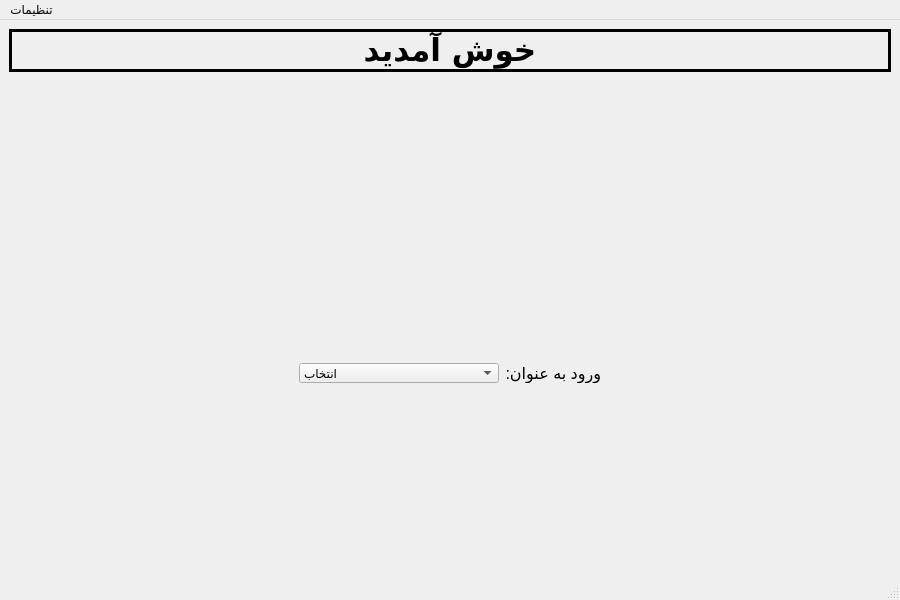
The window that mainwindow.ui (Alireza8hi/Project-DigiKala) describes before a commit, drawn with Qt 5.
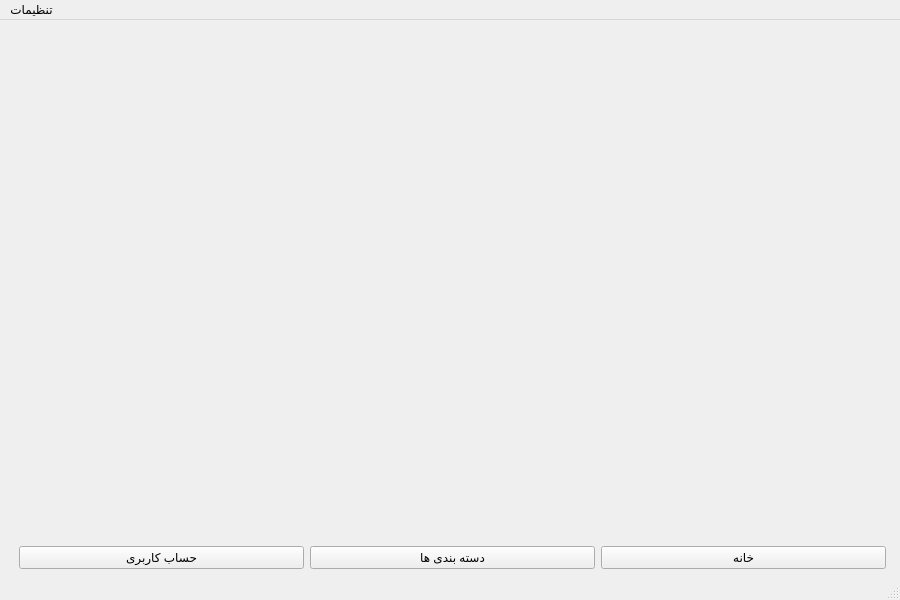
The same window after the commit. Icons and pictures are not drawn.

What changed in the file:
```diff
--- a/mainwindow.ui
+++ b/mainwindow.ui
@@ -38,66 +38,7 @@
    <string>MainWindow</string>
   </property>
   <widget class="QWidget" name="centralwidget">
-   <layout class="QVBoxLayout" name="verticalLayout_4">
-    <item>
-     <widget class="QLabel" name="label">
-      <property name="sizePolicy">
-       <sizepolicy hsizetype="Preferred" vsizetype="Preferred">
-        <horstretch>4</horstretch>
-        <verstretch>4</verstretch>
-       </sizepolicy>
-      </property>
-      <property name="font">
-       <font>
-        <family>B Titr</family>
-        <pointsize>23</pointsize>
-        <italic>false</italic>
-        <bold>true</bold>
-        <strikeout>false</strikeout>
-        <kerning>true</kerning>
-       </font>
-      </property>
-      <property name="toolTip">
-       <string/>
-      </property>
-      <property name="layoutDirection">
-       <enum>Qt::RightToLeft</enum>
-      </property>
-      <property name="autoFillBackground">
-       <bool>true</bool>
-      </property>
-      <property name="locale">
-       <locale language="Persian" country="Iran"/>
-      </property>
-      <property name="inputMethodHints">
-       <set>Qt::ImhNone</set>
-      </property>
-      <property name="frameShape">
-       <enum>QFrame::Box</enum>
-      </property>
-      <property name="frameShadow">
-       <enum>QFrame::Plain</enum>
-      </property>
-      <property name="lineWidth">
-       <number>3</number>
-      </property>
-      <property name="midLineWidth">
-       <number>3</number>
-      </property>
-      <property name="text">
-       <string>خوش آمدید</string>
-      </property>
-      <property name="alignment">
-       <set>Qt::AlignCenter</set>
-      </property>
-      <property name="margin">
-       <number>0</number>
-      </property>
-      <property name="indent">
-       <number>-1</number>
-      </property>
-     </widget>
-    </item>
+   <layout class="QVBoxLayout" name="verticalLayout">
     <item>
      <spacer name="verticalSpacer">
       <property name="orientation">
@@ -106,105 +47,68 @@
       <property name="sizeHint" stdset="0">
        <size>
         <width>20</width>
-        <height>500</height>
+        <height>40</height>
        </size>
       </property>
      </spacer>
     </item>
     <item>
      <layout class="QHBoxLayout" name="horizontalLayout">
-      <item>
-       <spacer name="horizontalSpacer_2">
-        <property name="orientation">
-         <enum>Qt::Horizontal</enum>
-        </property>
-        <property name="sizeHint" stdset="0">
-         <size>
-          <width>40</width>
-          <height>20</height>
-         </size>
-        </property>
-       </spacer>
-      </item>
-      <item>
-       <widget class="QComboBox" name="comboBox">
-        <property name="sizePolicy">
-         <sizepolicy hsizetype="Fixed" vsizetype="Fixed">
-          <horstretch>0</horstretch>
-          <verstretch>0</verstretch>
-         </sizepolicy>
-        </property>
-        <property name="minimumSize">
-         <size>
-          <width>200</width>
-          <height>15</height>
-         </size>
-        </property>
-        <item>
-         <property name="text">
-          <string>انتخاب</string>
-         </property>
-        </item>
-        <item>
-         <property name="text">
-          <string>کاربر</string>
-         </property>
-        </item>
-        <item>
-         <property name="text">
-          <string>مدیر</string>
-         </property>
-        </item>
-        <item>
-         <property name="text">
-          <string>مهمان</string>
-         </property>
-        </item>
-       </widget>
-      </item>
-      <item>
-       <widget class="QLabel" name="label_2">
-        <property name="enabled">
-         <bool>true</bool>
-        </property>
-        <property name="font">
-         <font>
-          <pointsize>12</pointsize>
-         </font>
-        </property>
-        <property name="text">
-         <string>ورود به عنوان:</string>
-        </property>
-       </widget>
-      </item>
       <item>
        <spacer name="horizontalSpacer">
         <property name="orientation">
          <enum>Qt::Horizontal</enum>
         </property>
+        <property name="sizeType">
+         <enum>QSizePolicy::Preferred</enum>
+        </property>
         <property name="sizeHint" stdset="0">
          <size>
-          <width>40</width>
+          <width>10</width>
           <height>20</height>
          </size>
         </property>
        </spacer>
       </item>
+      <item>
+       <widget class="QPushButton" name="AccountBtn">
+        <property name="text">
+         <string>حساب کاربری</string>
+        </property>
+       </widget>
+      </item>
+      <item>
+       <widget class="QPushButton" name="CategoryBtn">
+        <property name="text">
+         <string>دسته بندی ها</string>
+        </property>
+       </widget>
+      </item>
+      <item>
+       <widget class="QPushButton" name="HomeBtn">
+        <property name="text">
+         <string>خانه</string>
+        </property>
+       </widget>
+      </item>
+      <item>
+       <spacer name="horizontalSpacer_2">
+        <property name="orientation">
+         <enum>Qt::Horizontal</enum>
+        </property>
+        <property name="sizeType">
+         <enum>QSizePolicy::Preferred</enum>
+        </property>
+        <property name="sizeHint" stdset="0">
+         <size>
+          <width>5</width>
+          <height>5</height>
+         </size>
+        </property>
+       </spacer>
+      </item>
      </layout>
     </item>
-    <item>
-     <spacer name="verticalSpacer_2">
-      <property name="orientation">
-       <enum>Qt::Vertical</enum>
-      </property>
-      <property name="sizeHint" stdset="0">
-       <size>
-        <width>20</width>
-        <height>400</height>
-       </size>
-      </property>
-     </spacer>
-    </item>
    </layout>
   </widget>
   <widget class="QMenuBar" name="menubar">
```
Left out of the diff: 48 changed lines with no effect on the pictures.
